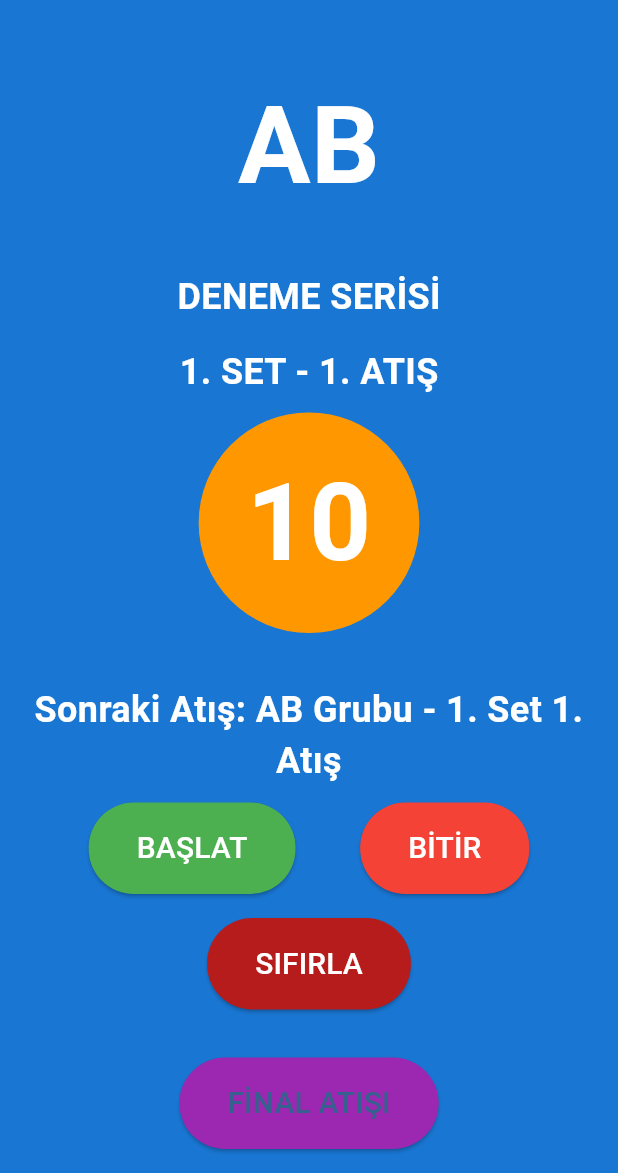
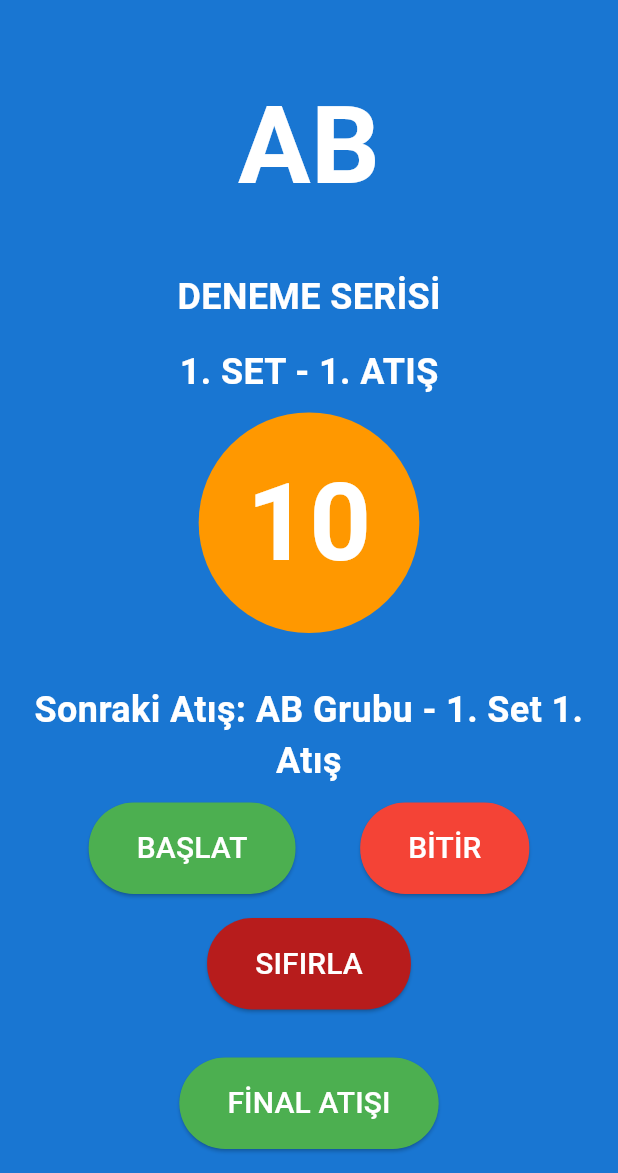
Before and after one commit to hasanali8334/archery_timer, a Flutter app: the screen it shows after launch, on a phone screen of 412 x 824 dp, the part 63-1236 px from its top. Run offline on Flutter 3.47's test engine with Material 3 defaults, Android fonts, the phone set to English and light mode, and no system bars; our stand-ins replace audioplayers, shared_preferences.

Commit message:
Buton yazıları beyaz renk yapıldı

```diff
--- a/lib/main.dart
+++ b/lib/main.dart
@@ -25,9 +25,11 @@ class MyApp extends StatelessWidget {
       initialRoute: '/',
       routes: {
         '/': (context) => const MainScreen(),
-        '/final_shot': (context) => FinalShotScreen(
+        '/final_shot':
+            (context) => FinalShotScreen(
               soundService: SoundService(),
-          onReset: () => Navigator.pushReplacement(
+              onReset:
+                  () => Navigator.pushReplacement(
                     context,
                     MaterialPageRoute(builder: (context) => const MainScreen()),
                   ),
@@ -84,9 +86,7 @@ class _MainScreenState extends State<MainScreen> {
   void _resetTimer() {
     Navigator.pushReplacement(
       context,
-      MaterialPageRoute(
-        builder: (context) => const MainScreen(),
-      ),
+      MaterialPageRoute(builder: (context) => const MainScreen()),
     );
   }
 
@@ -94,7 +94,8 @@ class _MainScreenState extends State<MainScreen> {
     Navigator.push(
       context,
       MaterialPageRoute(
-        builder: (context) => SettingsScreen(
+        builder:
+            (context) => SettingsScreen(
               preparationTime: _preparationTime,
               shootingTime: _shootingTime,
               warningTime: _warningTime,
@@ -184,7 +185,8 @@ class _MainScreenState extends State<MainScreen> {
                 Navigator.push(
                   context,
                   MaterialPageRoute(
-                    builder: (context) => FinalShotScreen(
+                    builder:
+                        (context) => FinalShotScreen(
                           soundService: _soundService,
                           onReset: _resetTimer,
                         ),
@@ -192,12 +194,15 @@ class _MainScreenState extends State<MainScreen> {
                 );
               },
               style: ElevatedButton.styleFrom(
-                backgroundColor: Colors.purple,
-                padding: const EdgeInsets.symmetric(horizontal: 32, vertical: 16),
+                backgroundColor: Colors.green,
+                padding: const EdgeInsets.symmetric(
+                  horizontal: 32,
+                  vertical: 16,
+                ),
               ),
               child: const Text(
                 'FİNAL ATIŞI',
-                style: TextStyle(fontSize: 20),
+                style: TextStyle(fontSize: 20, color: Colors.white),
               ),
             ),
           ),
```
Lines whose indentation alone changed are shown as unchanged.
